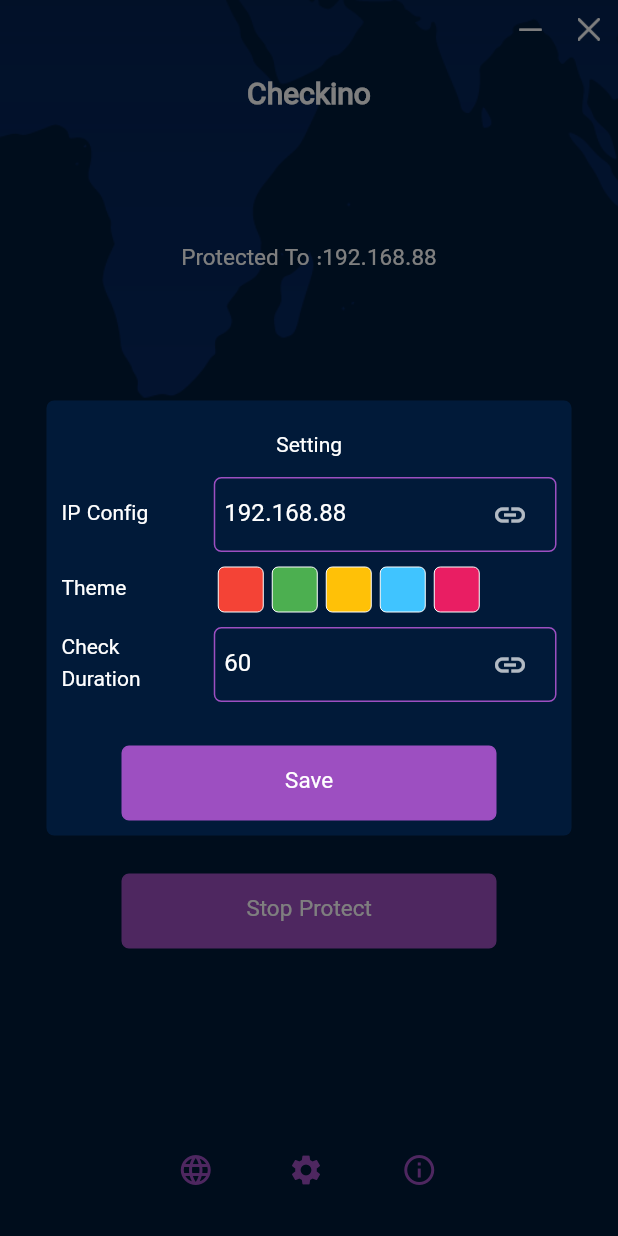
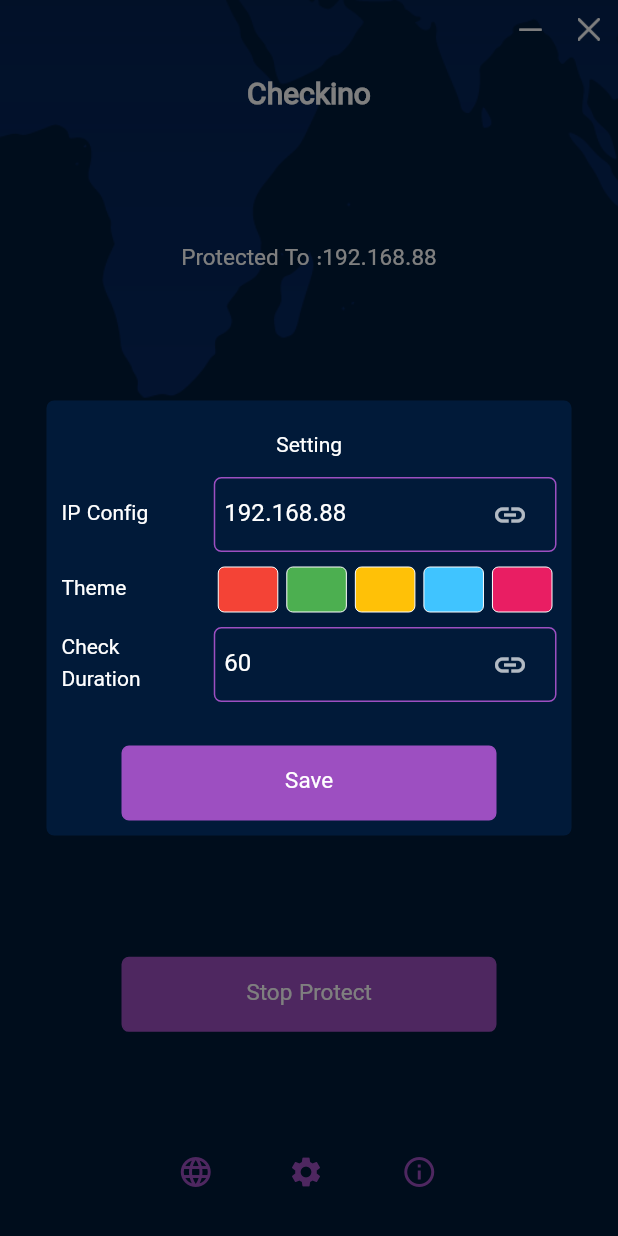
Before and after one commit to abolfazlirani/checkino, a Flutter app: the screen it shows after launch, after a tap on "Start Protect", after a tap on the "settings" icon, on a phone screen of 412 x 824 dp. Run offline on Flutter 3.47's test engine with Material 2 defaults, Android fonts, the phone set to English and light mode, and no system bars; our stand-ins replace easy_localization, get, lottie, shared_preferences; missing offline and left inert: custom_pop_up_menu, win_toast, window_manager.

Commit message:
Upgrade To version 2

```diff
--- a/assets/translations/en.json
+++ b/assets/translations/en.json
@@ -8,6 +8,7 @@
   "home_connected": "Connected",
   "home_tap": "Tap to connect",
   "home_protect_start": "Start Protect",
+  "home_protect_start_again": "Start Protect Again",
   "home_protect_stop": "Stop Protect",
   "settting_ip": "IP Config ",
   "settting_title": "Setting",
--- a/assets/translations/fa.json
+++ b/assets/translations/fa.json
@@ -8,6 +8,7 @@
   "home_connected": "فعال",
   "home_tap": "یک ضربه تا اتصال",
   "home_protect_start": "شروع محافظت",
+  "home_protect_start_again": "شروع محافظت دوباره",
   "home_protect_stop": "اتمام محافظت",
   "settting_ip": "آیپی ",
   "settting_title": "تنظیمات",
--- a/lib/app/pages/home/home_page.dart
+++ b/lib/app/pages/home/home_page.dart
@@ -177,13 +177,21 @@ class _HomePageState extends State<HomePage> {
                               Expanded(
                                   flex: 1,
                                   child: Container(
-                                    margin: EdgeInsets.symmetric(vertical: 20),
+
                                     child: Column(
                                       mainAxisAlignment: MainAxisAlignment
                                           .spaceBetween,
                                       children: [
+                                        SizedBox(
+                                          height: 20,
+                                        ),
                                         GetBuilder<HomeLogic>(builder: (logic) {
-                                          return AnimatedContainer(
+                                          return Expanded(
+                                            flex: 2,
+                                            child: Column(
+                                              mainAxisAlignment: MainAxisAlignment.center,
+                                              children: [
+                                                AnimatedContainer(
                                                   duration: Duration(
                                                       milliseconds: 500),
                                                   width: 250,
@@ -227,11 +235,17 @@ class _HomePageState extends State<HomePage> {
                                                       ).tr(),
                                                     ),
                                                   ),
+                                                ),
+                                              ],
+                                            ),
                                           );
                                         }),
 
-                                        Container(
+                                        Expanded(
+                                          flex: 1,
+                                          child: Container(
                                               width: 250,
+                                              padding: EdgeInsets.only(bottom: 5),
                                               child: Row(
                                                 mainAxisAlignment: MainAxisAlignment
                                                     .spaceEvenly,
@@ -264,7 +278,9 @@ class _HomePageState extends State<HomePage> {
                                                     color: tmeloj.theme
                                                         .disabledColor,),
                                                 ],
-                                            ))
+                                              )),
+                                        ),
+
                                       ],
                                     ),
                                   )),
@@ -419,7 +435,7 @@ class _HomePageState extends State<HomePage> {
                         },
                         child: Center(
                           child: Text(
-                            "about_close",
+                            "Close",
                             style: TextStyle(
                                 fontWeight: FontWeight.w400,
                                 fontSize: 15),
--- a/lib/app/pages/home/home_setting_dialog.dart
+++ b/lib/app/pages/home/home_setting_dialog.dart
@@ -109,7 +109,8 @@ class _HomeSettingDialogState extends State<HomeSettingDialog> {
                                 .asMap()
                                 .entries
                                 .map((e) {
-                              return InkWell(
+                              return Expanded(
+                                child: InkWell(
                                   onTap: () {
 
                                     _selecetedColor = e.value;
@@ -125,6 +126,7 @@ class _HomeSettingDialogState extends State<HomeSettingDialog> {
                                         color: e.value,
                                         borderRadius: BorderRadius.circular(4),
                                       border: Border.all(color: Colors.white,width: _selecetedColor.value==e.value.value?3:0)
+                                    ),
                                   ),
                                 ),
                               );
--- a/lib/main.dart
+++ b/lib/main.dart
@@ -28,9 +28,9 @@ windowManager.waitUntilReadyToShow().then((_) async{
   await windowManager.setAlwaysOnTop(true);
   await windowManager.setMovable(true);
   await windowManager.setSize(initialSize);
-  await windowManager.setMaximumSize(initialSize);
+  await windowManager.setMaximumSize(Size(700, 700));
   await windowManager.setMinimumSize(initialSize);
-  await windowManager.setResizable(false);
+  await windowManager.setResizable(true);
   await windowManager.setAlignment(Alignment.bottomRight);
   await windowManager.show();
 
```
Also changed, not shown: lib/app/pages/home/home_logic.dart (+7 -5 lines), pubspec.yaml (+7 -2 lines), 2 other files. Lines whose indentation alone changed are shown as unchanged.
